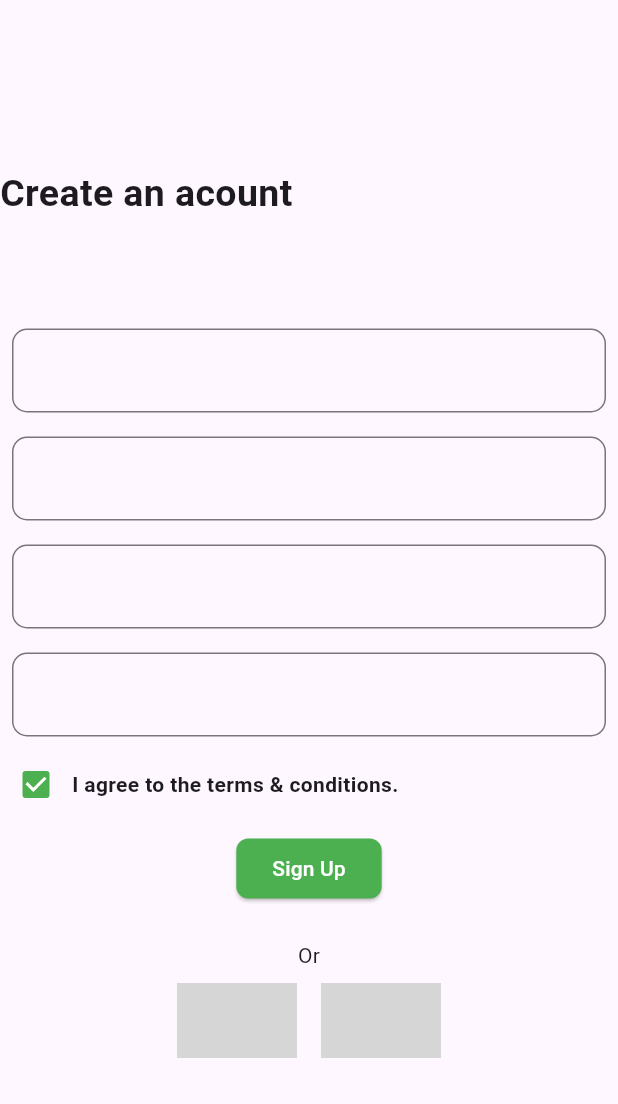
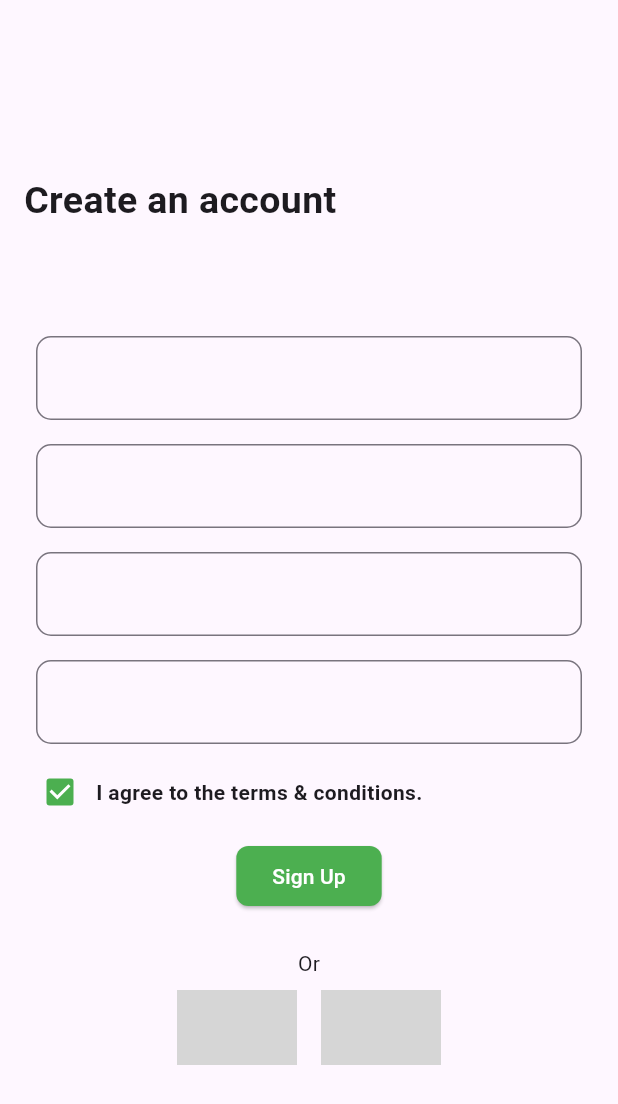
Before and after one commit to wahiduzzamanbappy/flutter_app, a Flutter app: the screen it shows after launch, on a phone screen of 412 x 824 dp. Shown: the top 1104 px of the screen. Run offline on Flutter 3.47's test engine with Material 3 defaults, Android fonts, the phone set to English and light mode, and no system bars; network calls fail; grey boxes are pictures that could not be loaded.

Commit message:
new design added

```diff
--- a/lib/main.dart
+++ b/lib/main.dart
@@ -28,10 +28,16 @@ class _FirstScreenState extends State<FirstScreen> {
   Widget build(BuildContext context) {
     return Scaffold(
       backgroundColor: const Color.fromARGB(255, 254, 247, 255),
-      body: Column(
+      body: SingleChildScrollView(
+        child: Padding(
+          padding: const EdgeInsets.all(16),
+          child: Column(
             mainAxisAlignment: MainAxisAlignment.center,
             crossAxisAlignment: CrossAxisAlignment.start,
             children: [
+              const SizedBox(
+                height: 100,
+              ),
               const Column(
                 mainAxisAlignment: MainAxisAlignment.start,
                 children: [
@@ -39,7 +45,7 @@ class _FirstScreenState extends State<FirstScreen> {
                     height: 100,
                     width: 300,
                     child: Text(
-                  "Create an acount",
+                      "Create an account",
                       style: TextStyle(
                         fontSize: 25,
                         fontWeight: FontWeight.bold,
@@ -154,7 +160,8 @@ class _FirstScreenState extends State<FirstScreen> {
                     highlightColor: Colors.grey,
                     onPressed: () {},
                     icon: Image.network(
-                  "https://cdn1.iconfinder.com/data/icons/google-s-logo/150/Google_Icons-09-512.png",
+                      "https://cdn1.iconfinder.com/data/icons/google-s-"
+                      "logo/150/Google_Icons-09-512.png",
                       height: 50,
                       width: 80,
                     ),
@@ -174,6 +181,8 @@ class _FirstScreenState extends State<FirstScreen> {
                 ],
               ),
             ],
+          ),
+        ),
       ),
       /*bottomNavigationBar: Row(
         crossAxisAlignment: CrossAxisAlignment.center,
```
Lines whose indentation alone changed are shown as unchanged.
